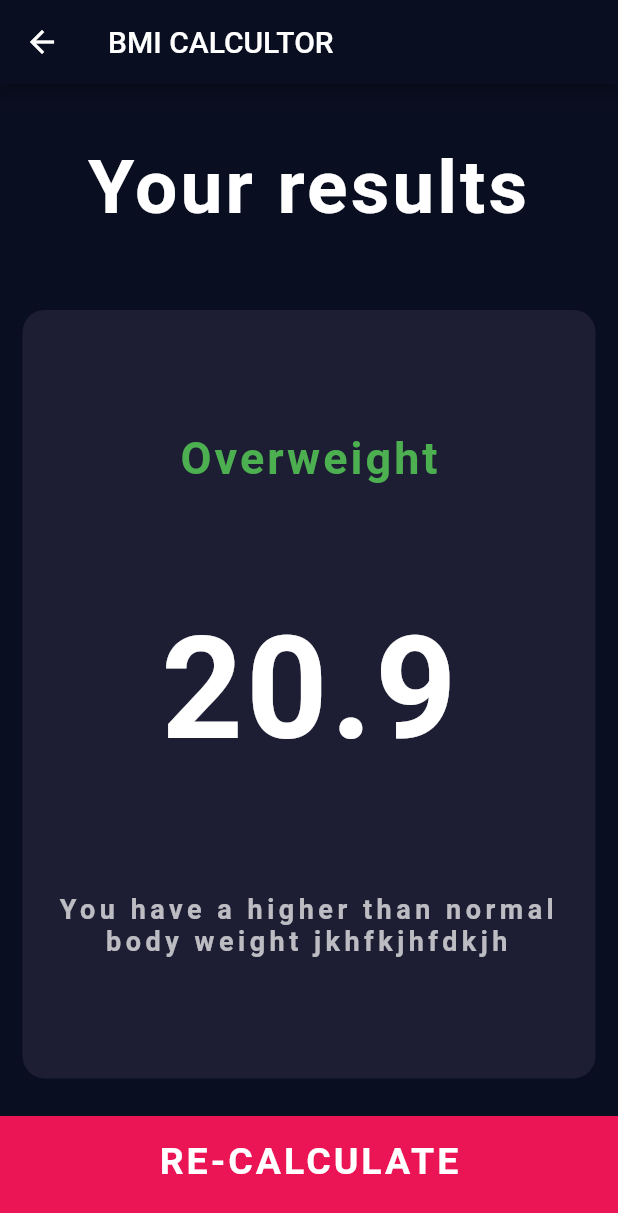
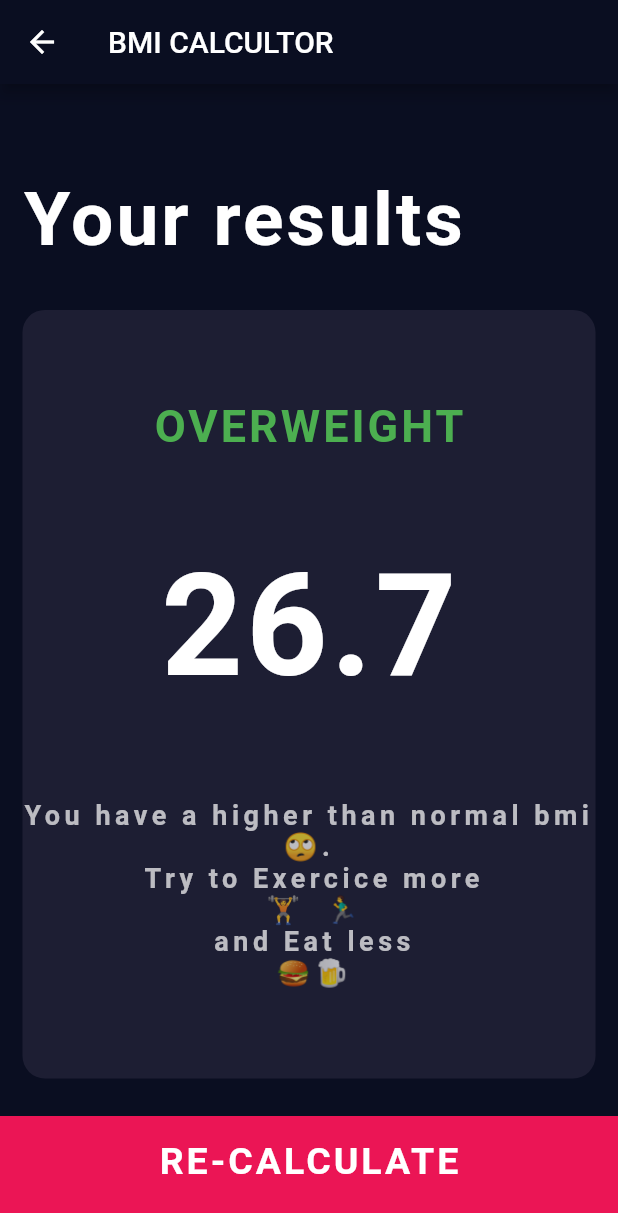
Before and after one commit to nouhben/myBMI, a Flutter app: the screen it shows after launch, after a tap on "CALCULATE", on a phone screen of 412 x 824 dp. Shown: the top 1213 px of the screen. Run offline on Flutter 3.47's test engine with Material 2 defaults, Android fonts, the light colour scheme and no system bars; our stand-ins replace font_awesome_flutter.

Commit message:
App is done refactoring code

```diff
--- a/lib/calculator_brain.dart
+++ b/lib/calculator_brain.dart
@@ -26,12 +26,12 @@ class CalculatorBrain {
 
   String getInterpretation() {
     if (_bmi >= 25) {
-      return 'Overweight: you have a higher than normal bmi 🙄. Try to Exercice more 🏃 and Eat less 🥦‍';
+      return 'You have a higher than normal bmi 🙄. \n Try to Exercice more \n 🏋️‍ ️🏃‍♂️ \n and Eat less \n 🍔🍺';
     } else {
       if (_bmi > 18.5) {
-        return 'Normal weight: you have a bmi. Keep up the good work 😎';
+        return 'You have a normal bmi. Keep up the good work \n 😎 🍳 💪';
       } else {
-        return 'Underweight: you have a lower than normal bmi 🤕. Try to Exercice more 🏃 and Eat more 🥑‍';
+        return 'You have a lower than normal bmi 🤕. \n Try to Exercice more 🏃 \n and Eat more 🥑 🥩‍';
       }
     }
   }
--- a/lib/buttom_button.dart
+++ b/lib/components/buttom_button.dart
@@ -1,6 +1,6 @@
 import 'package:flutter/material.dart';
 
-import 'constants.dart';
+import '../constants.dart';
 
 class BottomButton extends StatelessWidget {
   final String buttonText;
--- a/lib/icon_content.dart
+++ b/lib/components/icon_content.dart
@@ -1,6 +1,6 @@
 import 'package:flutter/material.dart';
 
-import 'constants.dart';
+import '../constants.dart';
 
 class IconContent extends StatelessWidget {
   final String label;
--- a/lib/main.dart
+++ b/lib/main.dart
@@ -1,7 +1,7 @@
 import 'package:flutter/material.dart';
-import 'package:mybmi/result_screen.dart';
+import 'package:mybmi/screens/result_screen.dart';
 
-import 'input_page.dart';
+import 'screens/input_page.dart';
 
 void main() => runApp(BMICalculator());
 
--- a/lib/input_page.dart
+++ b/lib/screens/input_page.dart
@@ -1,11 +1,13 @@
 import 'package:flutter/material.dart';
 import 'package:font_awesome_flutter/font_awesome_flutter.dart';
-import 'package:mybmi/reusable_card.dart';
-import 'package:mybmi/round_icon_button.dart';
+import 'package:mybmi/calculator_brain.dart';
+import 'package:mybmi/components/reusable_card.dart';
+import 'package:mybmi/components/round_icon_button.dart';
+import 'package:mybmi/screens/result_screen.dart';
 
-import 'buttom_button.dart';
-import 'constants.dart';
-import 'icon_content.dart';
+import '../components/buttom_button.dart';
+import '../components/icon_content.dart';
+import '../constants.dart';
 
 enum Gender { Male, Female }
 
@@ -256,7 +258,26 @@ class _InputPageState extends State<InputPage> {
           BottomButton(
             buttonText: 'CALCULATE',
             onPressed: () {
-              Navigator.pushNamed(context, '/results');
+//              Navigator.pushNamed(
+//                context,
+//                '/results',
+//                arguments: CalculatorBrain(
+//                  weight: _weight,
+//                  height: _height,
+//                ),
+//              );
+              CalculatorBrain myCalc =
+                  CalculatorBrain(weight: _weight, height: _height);
+              Navigator.push(
+                context,
+                MaterialPageRoute(
+                  builder: (context) => ResultScreen(
+                    bmi: myCalc.calculateBMI(),
+                    bmiResultText: myCalc.getResults(),
+                    bmiResultInterpretation: myCalc.getInterpretation(),
+                  ),
+                ),
+              );
             },
           ),
         ],
--- a/lib/result_screen.dart
+++ b/lib/screens/result_screen.dart
@@ -1,8 +1,8 @@
 import 'package:flutter/material.dart';
-import 'package:mybmi/buttom_button.dart';
-import 'package:mybmi/reusable_card.dart';
+import 'package:mybmi/components/buttom_button.dart';
+import 'package:mybmi/components/reusable_card.dart';
 
-import 'constants.dart';
+import '../constants.dart';
 
 class ResultScreen extends StatelessWidget {
   final String bmi;
@@ -22,12 +22,9 @@ class ResultScreen extends StatelessWidget {
           Expanded(
             flex: 2,
             child: Container(
-              padding: EdgeInsets.only(top: 40.0),
-              child: Text(
-                'Your results',
-                style: kNumberStyle,
-                textAlign: TextAlign.center,
-              ),
+              padding: EdgeInsets.all(15.0),
+              alignment: Alignment.bottomLeft,
+              child: Text('Your results', style: kNumberStyle),
             ),
           ),
           Expanded(
@@ -38,10 +35,10 @@ class ResultScreen extends StatelessWidget {
                   mainAxisAlignment: MainAxisAlignment.spaceEvenly,
                   crossAxisAlignment: CrossAxisAlignment.center,
                   children: [
-                    Text('Overweight', style: kResultTextStyle),
-                    Text('20.9', style: kLargeNumberStyle),
+                    Text(bmiResultText.toUpperCase(), style: kResultTextStyle),
+                    Text(bmi, style: kLargeNumberStyle),
                     Text(
-                      'You have a higher than normal body weight jkhfkjhfdkjh',
+                      bmiResultInterpretation,
                       style: kInterpretationTextStyle,
                       textAlign: TextAlign.center,
                     ),
```
Also changed, not shown: lib/components/reusable_card.dart (renamed from lib/reusable_card.dart), lib/components/round_icon_button.dart (renamed from lib/round_icon_button.dart).
